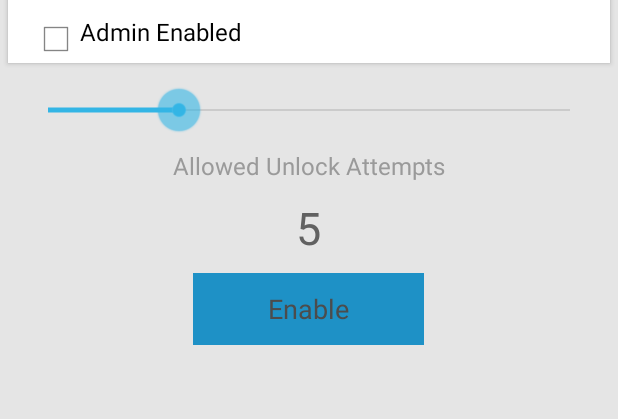
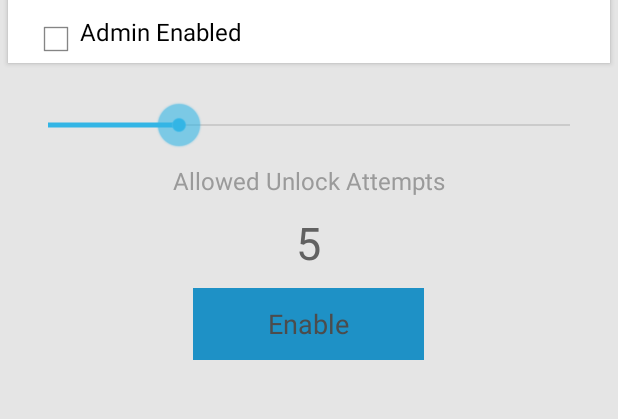
Before and after one commit to vaginessa/Locker, an Android app: the screen it shows after launch (MainActivity), on a phone screen of 412 x 824 dp, the part 248-667 px from its top. Run offline under Robolectric (Android 15) with nearby library versions, the phone set to English and light mode, and no system bars.

Commit message:
Updated fragment_main layout
Pushed the seekbar further down.

```diff
--- a/android/app/src/main/res/layout/fragment_main.xml
+++ b/android/app/src/main/res/layout/fragment_main.xml
@@ -82,7 +82,7 @@
         android:layout_marginRight="@dimen/activity_horizontal_margin"
         android:layout_below="@id/admin_layout"
         android:max="20"
-        android:layout_marginTop="15dp" />
+        android:layout_marginTop="25dp" />
 
     <TextView
         android:id="@+id/textViewLockerCountLabel"
```
